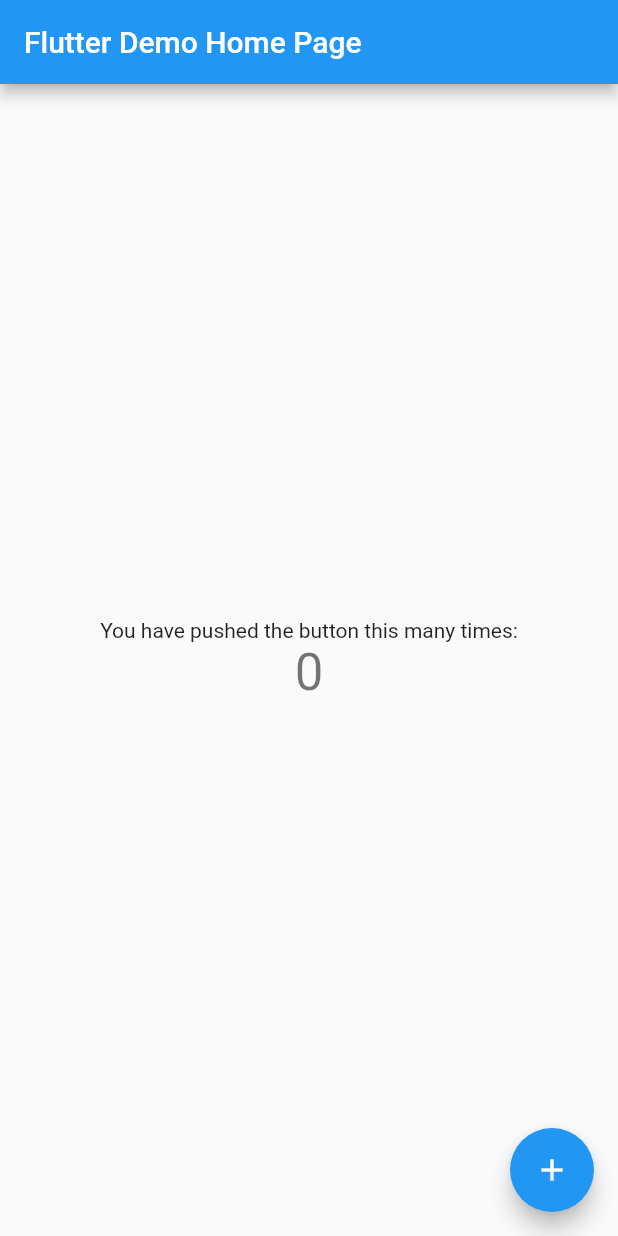
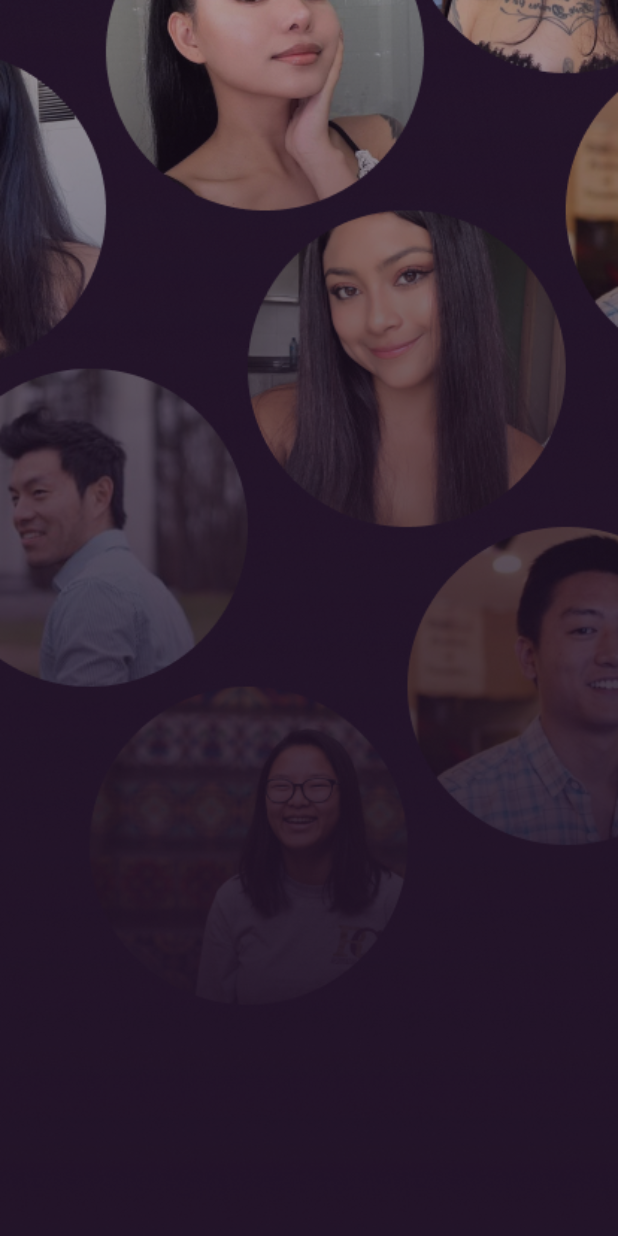
Before and after one commit to handsome0514/flutter-dating-app, a Flutter app: the screen it shows after launch, on a phone screen of 412 x 824 dp. Run offline on Flutter 3.47's test engine with Material 2 defaults, Android fonts, the phone set to English and light mode, and no system bars.

Commit message:
in progress of home screen

```diff
--- /dev/null
+++ b/lib/constants/color.dart
@@ -0,0 +1,3 @@
+import 'package:flutter/material.dart';
+
+const Color themeColor = Color(0xFFEB4887);
--- a/lib/main.dart
+++ b/lib/main.dart
@@ -1,4 +1,5 @@
 import 'package:flutter/material.dart';
+import 'package:bematched/ui/home/home_screen.dart';
 
 void main() {
   runApp(const MyApp());
@@ -11,105 +12,11 @@
   @override
   Widget build(BuildContext context) {
     return MaterialApp(
-      title: 'Flutter Demo',
+      title: 'BeMatched',
       theme: ThemeData(
-        // This is the theme of your application.
-        //
-        // Try running your application with "flutter run". You'll see the
-        // application has a blue toolbar. Then, without quitting the app, try
-        // changing the primarySwatch below to Colors.green and then invoke
-        // "hot reload" (press "r" in the console where you ran "flutter run",
-        // or simply save your changes to "hot reload" in a Flutter IDE).
-        // Notice that the counter didn't reset back to zero; the application
-        // is not restarted.
         primarySwatch: Colors.blue,
       ),
-      home: const MyHomePage(title: 'Flutter Demo Home Page'),
+      home: HomeScreen(),
     );
   }
 }
-
-class MyHomePage extends StatefulWidget {
-  const MyHomePage({super.key, required this.title});
-
-  // This widget is the home page of your application. It is stateful, meaning
-  // that it has a State object (defined below) that contains fields that affect
-  // how it looks.
-
-  // This class is the configuration for the state. It holds the values (in this
-  // case the title) provided by the parent (in this case the App widget) and
-  // used by the build method of the State. Fields in a Widget subclass are
-  // always marked "final".
-
-  final String title;
-
-  @override
-  State<MyHomePage> createState() => _MyHomePageState();
-}
-
-class _MyHomePageState extends State<MyHomePage> {
-  int _counter = 0;
-
-  void _incrementCounter() {
-    setState(() {
-      // This call to setState tells the Flutter framework that something has
-      // changed in this State, which causes it to rerun the build method below
-      // so that the display can reflect the updated values. If we changed
-      // _counter without calling setState(), then the build method would not be
-      // called again, and so nothing would appear to happen.
-      _counter++;
-    });
-  }
-
-  @override
-  Widget build(BuildContext context) {
-    // This method is rerun every time setState is called, for instance as done
-    // by the _incrementCounter method above.
-    //
-    // The Flutter framework has been optimized to make rerunning build methods
-    // fast, so that you can just rebuild anything that needs updating rather
-    // than having to individually change instances of widgets.
-    return Scaffold(
-      appBar: AppBar(
-        // Here we take the value from the MyHomePage object that was created by
-        // the App.build method, and use it to set our appbar title.
-        title: Text(widget.title),
-      ),
-      body: Center(
-        // Center is a layout widget. It takes a single child and positions it
-        // in the middle of the parent.
-        child: Column(
-          // Column is also a layout widget. It takes a list of children and
-          // arranges them vertically. By default, it sizes itself to fit its
-          // children horizontally, and tries to be as tall as its parent.
-          //
-          // Invoke "debug painting" (press "p" in the console, choose the
-          // "Toggle Debug Paint" action from the Flutter Inspector in Android
-          // Studio, or the "Toggle Debug Paint" command in Visual Studio Code)
-          // to see the wireframe for each widget.
-          //
-          // Column has various properties to control how it sizes itself and
-          // how it positions its children. Here we use mainAxisAlignment to
-          // center the children vertically; the main axis here is the vertical
-          // axis because Columns are vertical (the cross axis would be
-          // horizontal).
-          mainAxisAlignment: MainAxisAlignment.center,
-          children: <Widget>[
-            const Text(
-              'You have pushed the button this many times:',
-            ),
-            Text(
-              '$_counter',
-              style: Theme.of(context).textTheme.headlineMedium,
-            ),
-          ],
-        ),
-      ),
-      floatingActionButton: FloatingActionButton(
-        onPressed: _incrementCounter,
-        tooltip: 'Increment',
-        child: const Icon(Icons.add),
-      ), // This trailing comma makes auto-formatting nicer for build methods.
-    );
-  }
-}
--- /dev/null
+++ b/lib/ui/home/home_screen.dart
@@ -0,0 +1,32 @@
+import 'package:flutter/material.dart';
+import 'package:bematched/constants/color.dart';
+
+class HomeScreen extends StatefulWidget {
+  @override
+  _HomeScreenState createState() => _HomeScreenState();
+}
+
+class _HomeScreenState extends State<HomeScreen> {
+  @override
+  void initState() {
+    super.initState();
+  }
+
+  @override
+  Widget build(BuildContext context) {
+    var mq = MediaQuery.of(context).size;
+    return Scaffold(
+      backgroundColor: Colors.white,
+      body: Center(
+        child: Container(
+          decoration: BoxDecoration(
+            image: DecorationImage(
+              image: AssetImage("assets/images/home_bg.png"),
+              fit: BoxFit.cover,
+            ),
+          ),
+        ),
+      ),
+    );
+  }
+}
--- a/pubspec.yaml
+++ b/pubspec.yaml
@@ -57,7 +57,8 @@
   # included with your application, so that you can use the icons in
   # the material Icons class.
   uses-material-design: true
-
+  assets:
+    - assets/images/
   # To add assets to your application, add an assets section, like this:
   # assets:
   #   - images/a_dot_burr.jpeg
```
Also changed, not shown: assets/images/home_bg.png (added).
